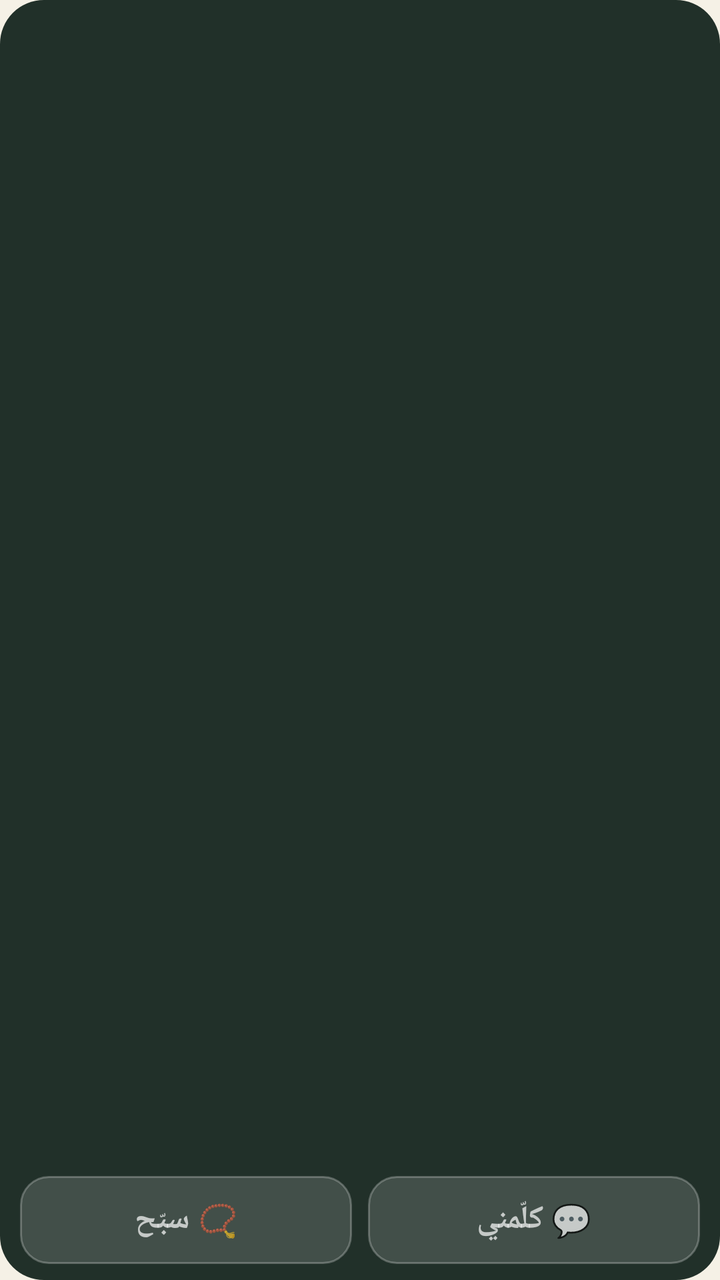
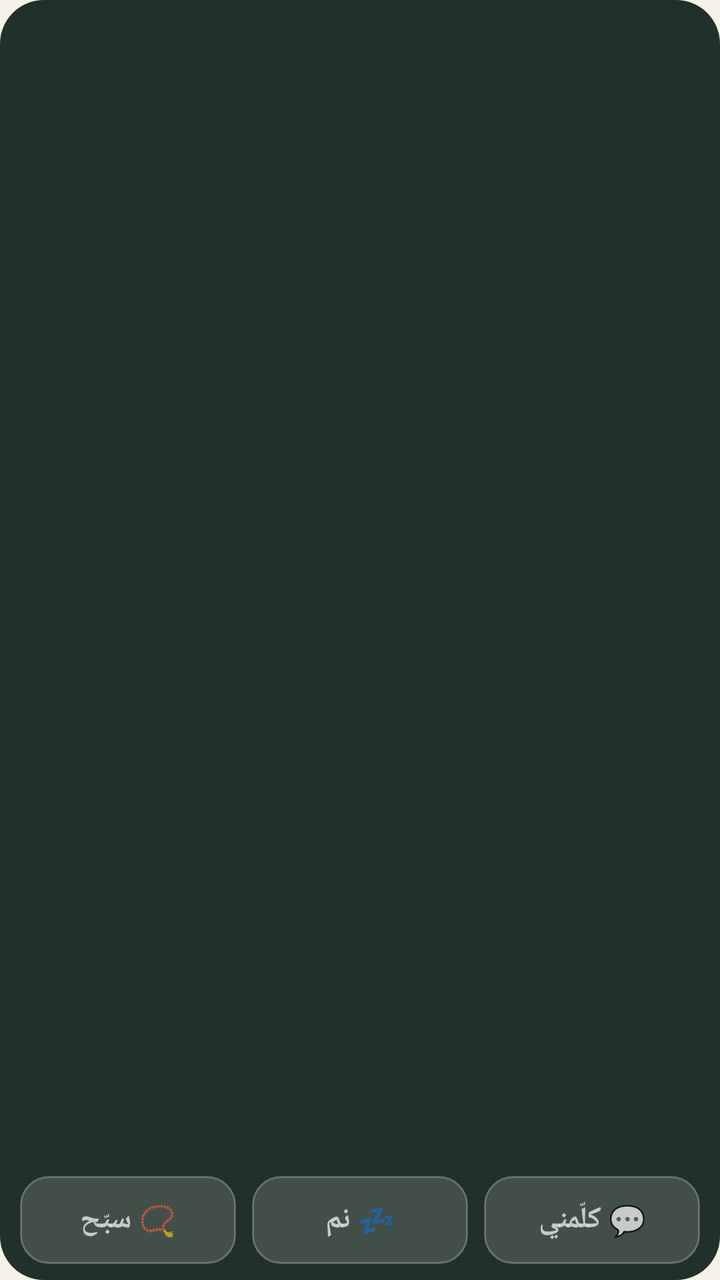

The first picture is an Android layout as it rendered before a commit; the second is the same layout after the commit. The layout source and the unified diff follow.
<!-- AndroidManifest.xml: application theme Theme.ALzikr -->
<!-- res/layout/widget_pet.xml -->
<?xml version="1.0" encoding="utf-8"?>
<LinearLayout xmlns:android="http://schemas.android.com/apk/res/android" android:id="@+id/p_root"
    android:layout_width="match_parent" android:layout_height="match_parent" android:orientation="vertical"
    android:background="@drawable/widget_bg" android:paddingStart="6dp" android:paddingEnd="10dp" android:paddingTop="6dp" android:paddingBottom="8dp"
    android:layoutDirection="rtl">
    <LinearLayout android:layout_width="match_parent" android:layout_height="0dp" android:layout_weight="1"
        android:orientation="horizontal" android:gravity="center_vertical">
        
        <ViewFlipper android:id="@+id/p_img" android:layout_width="0dp" android:layout_height="match_parent" android:layout_weight="34"
            android:autoStart="true" android:flipInterval="90" android:contentDescription="صديقي" />
        <LinearLayout android:layout_width="0dp" android:layout_height="wrap_content" android:layout_weight="66"
            android:orientation="vertical" android:paddingStart="6dp" android:gravity="center_vertical">
            <LinearLayout android:layout_width="match_parent" android:layout_height="wrap_content" android:orientation="horizontal" android:gravity="center_vertical">
                <TextView android:id="@+id/p_name" android:layout_width="0dp" android:layout_height="wrap_content" android:layout_weight="1"
                    android:textColor="#FFFFFFFF" android:textSize="20sp" android:textStyle="bold" android:maxLines="1" android:ellipsize="end" />
                <TextView android:id="@+id/p_hearts" android:layout_width="wrap_content" android:layout_height="wrap_content"
                    android:textSize="14sp" android:maxLines="1" />
            </LinearLayout>
            <TextView android:id="@+id/p_title" android:layout_width="match_parent" android:layout_height="wrap_content"
                android:textColor="#FFE7C66B" android:textSize="12sp" android:maxLines="1" android:ellipsize="end" />
            <TextView android:id="@+id/p_say" android:layout_width="match_parent" android:layout_height="wrap_content"
                android:layout_marginTop="4dp" android:textColor="#FFFFFFFF" android:textSize="16sp" android:maxLines="3" android:ellipsize="end"
                android:lineSpacingExtra="2dp" />
            <TextView android:id="@+id/p_extra" android:layout_width="match_parent" android:layout_height="wrap_content"
                android:layout_marginTop="4dp" android:textColor="#B3FFFFFF" android:textSize="12sp" android:maxLines="2" android:ellipsize="end" />
        </LinearLayout>
    </LinearLayout>
    
    <LinearLayout android:layout_width="match_parent" android:layout_height="wrap_content" android:orientation="horizontal" android:layout_marginTop="6dp"
        android:paddingStart="4dp">
        <TextView android:id="@+id/p_talk" android:layout_width="0dp" android:layout_height="44dp" android:layout_weight="1"
            android:layout_marginEnd="4dp" android:gravity="center" android:background="@drawable/widget_button"
            android:text="💬 كلّمني" android:textSize="16sp" android:textStyle="bold" android:maxLines="1" />
        <TextView android:id="@+id/p_tasbih" android:layout_width="0dp" android:layout_height="44dp" android:layout_weight="1"
            android:layout_marginStart="4dp" android:gravity="center" android:background="@drawable/widget_button"
            android:text="📿 سبّح" android:textSize="16sp" android:textStyle="bold" android:maxLines="1" />
    </LinearLayout>
</LinearLayout>
<!-- resources referenced by this layout -->
<resources>
  <!-- drawable widget_bg (drawable) -->
  <?xml version="1.0" encoding="utf-8"?>
  <shape xmlns:android="http://schemas.android.com/apk/res/android" android:shape="rectangle">
      <corners android:radius="22dp" />
      <solid android:color="#EB10201A" />
  </shape>
  <!-- drawable widget_button (drawable) -->
  <?xml version="1.0" encoding="utf-8"?>
  <shape xmlns:android="http://schemas.android.com/apk/res/android" android:shape="rectangle">
      <solid android:color="#26FFFFFF" />
      <stroke android:width="1dp" android:color="#40FFFFFF" />
      <corners android:radius="14dp" />
  </shape>
  <style name="Theme.ALzikr" parent="android:Theme.Material.NoActionBar">
          <item name="android:windowBackground">@color/bg</item>
          <item name="android:statusBarColor">@android:color/transparent</item>
          <item name="android:navigationBarColor">@android:color/transparent</item>
      </style>
  <color name="bg">#F5F1E6</color>
</resources>

<!-- the commit's change to res/layout/widget_pet.xml (unified diff, before → after) -->
@@ -30,9 +30,12 @@
         android:paddingStart="4dp">
         <TextView android:id="@+id/p_talk" android:layout_width="0dp" android:layout_height="44dp" android:layout_weight="1"
             android:layout_marginEnd="4dp" android:gravity="center" android:background="@drawable/widget_button"
-            android:text="💬 كلّمني" android:textSize="16sp" android:textStyle="bold" android:maxLines="1" />
+            android:text="💬 كلّمني" android:textSize="15sp" android:textStyle="bold" android:maxLines="1" />
+        <TextView android:id="@+id/p_nap" android:layout_width="0dp" android:layout_height="44dp" android:layout_weight="1"
+            android:layout_marginStart="4dp" android:layout_marginEnd="4dp" android:gravity="center" android:background="@drawable/widget_button"
+            android:text="💤 نم" android:textSize="15sp" android:textStyle="bold" android:maxLines="1" />
         <TextView android:id="@+id/p_tasbih" android:layout_width="0dp" android:layout_height="44dp" android:layout_weight="1"
             android:layout_marginStart="4dp" android:gravity="center" android:background="@drawable/widget_button"
-            android:text="📿 سبّح" android:textSize="16sp" android:textStyle="bold" android:maxLines="1" />
+            android:text="📿 سبّح" android:textSize="15sp" android:textStyle="bold" android:maxLines="1" />
     </LinearLayout>
 </LinearLayout>
